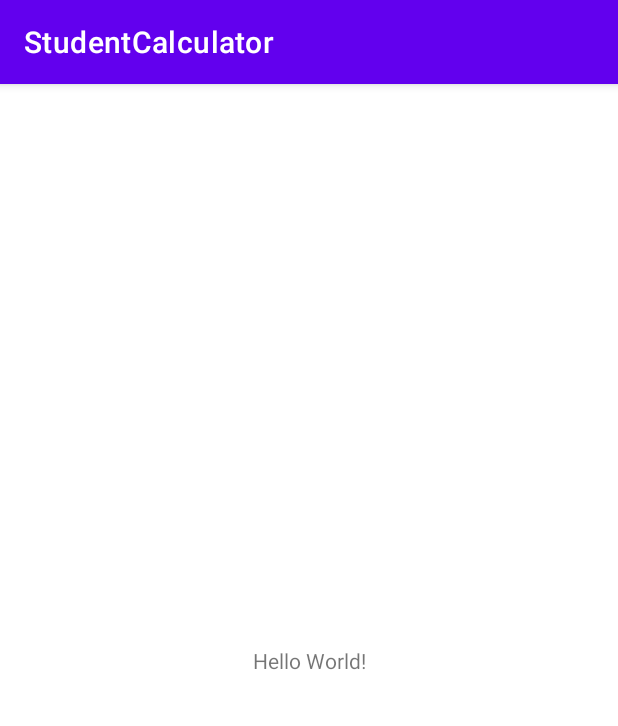
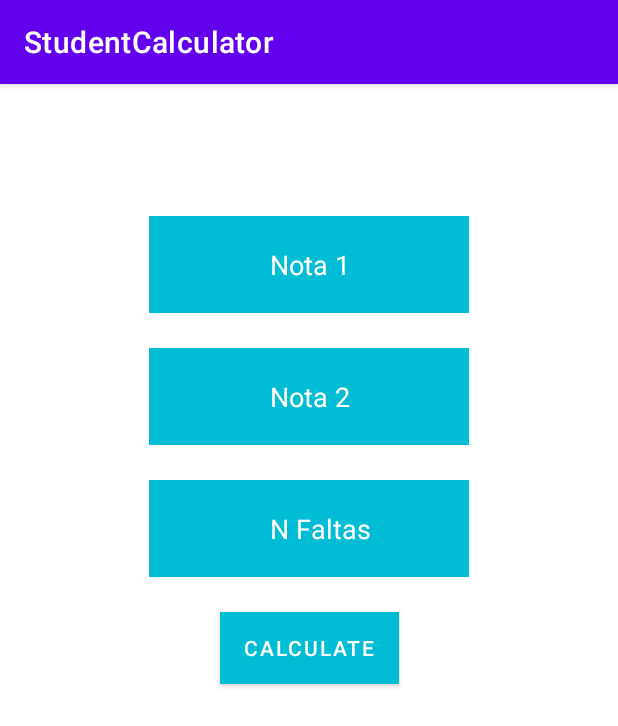
Before and after one commit to fabioreszende/StudentCalculator, an Android app: the screen it shows after launch (MainActivity), on a phone screen of 412 x 824 dp. Shown: the top 726 px of the screen. Run offline under Robolectric (Android 15) with nearby library versions, the phone set to English and light mode, and no system bars.

Commit message:
start calculator

```diff
--- a/app/src/main/res/layout/activity_main.xml
+++ b/app/src/main/res/layout/activity_main.xml
@@ -6,13 +6,61 @@
     android:layout_height="match_parent"
     tools:context=".MainActivity">
 
-    <TextView
+
+    <EditText
+        android:id="@+id/editTextTextPersonName"
         android:layout_width="wrap_content"
         android:layout_height="wrap_content"
-        android:text="Hello World!"
-        app:layout_constraintBottom_toBottomOf="parent"
-        app:layout_constraintLeft_toLeftOf="parent"
-        app:layout_constraintRight_toRightOf="parent"
+        android:layout_marginTop="88dp"
+        android:background="#00BCD4"
+        android:ems="10"
+        android:hint="             Nota 1"
+        android:inputType="textPersonName"
+        android:padding="20dp"
+        android:textColorHint="#FFFFFF"
+        app:layout_constraintEnd_toEndOf="parent"
+        app:layout_constraintStart_toStartOf="parent"
         app:layout_constraintTop_toTopOf="parent" />
 
+    <EditText
+        android:id="@+id/editTextTextPersonName2"
+        android:layout_width="wrap_content"
+        android:layout_height="wrap_content"
+        android:layout_marginTop="176dp"
+        android:background="#00BCD4"
+        android:ems="10"
+        android:hint="             Nota 2"
+        android:inputType="textPersonName"
+        android:padding="20dp"
+        android:textColorHint="#FFFFFF"
+        app:layout_constraintEnd_toEndOf="parent"
+        app:layout_constraintStart_toStartOf="parent"
+        app:layout_constraintTop_toTopOf="parent" />
+
+    <EditText
+        android:id="@+id/editTextTextPersonName3"
+        android:layout_width="wrap_content"
+        android:layout_height="wrap_content"
+        android:layout_marginTop="264dp"
+        android:background="#00BCD4"
+        android:ems="10"
+        android:hint="             N Faltas"
+        android:inputType="textPersonName"
+        android:padding="20dp"
+        android:textColorHint="#FFFFFF"
+        app:layout_constraintEnd_toEndOf="parent"
+        app:layout_constraintStart_toStartOf="parent"
+        app:layout_constraintTop_toTopOf="parent" />
+
+    <Button
+        android:id="@+id/button"
+        android:layout_width="wrap_content"
+        android:layout_height="wrap_content"
+        android:layout_marginTop="352dp"
+        android:background="#00BCD4"
+        android:text="CALCULATE"
+        app:backgroundTint="#00BCD4"
+        app:layout_constraintEnd_toEndOf="parent"
+        app:layout_constraintStart_toStartOf="parent"
+        app:layout_constraintTop_toTopOf="parent" />
 </androidx.constraintlayout.widget.ConstraintLayout>
```
